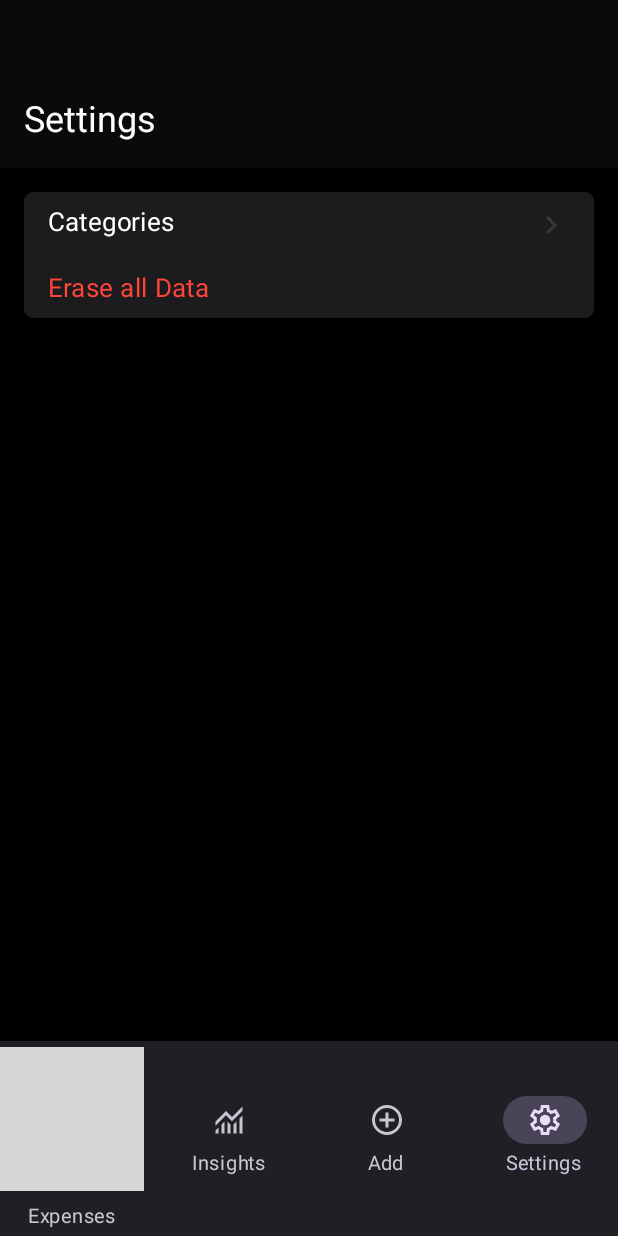
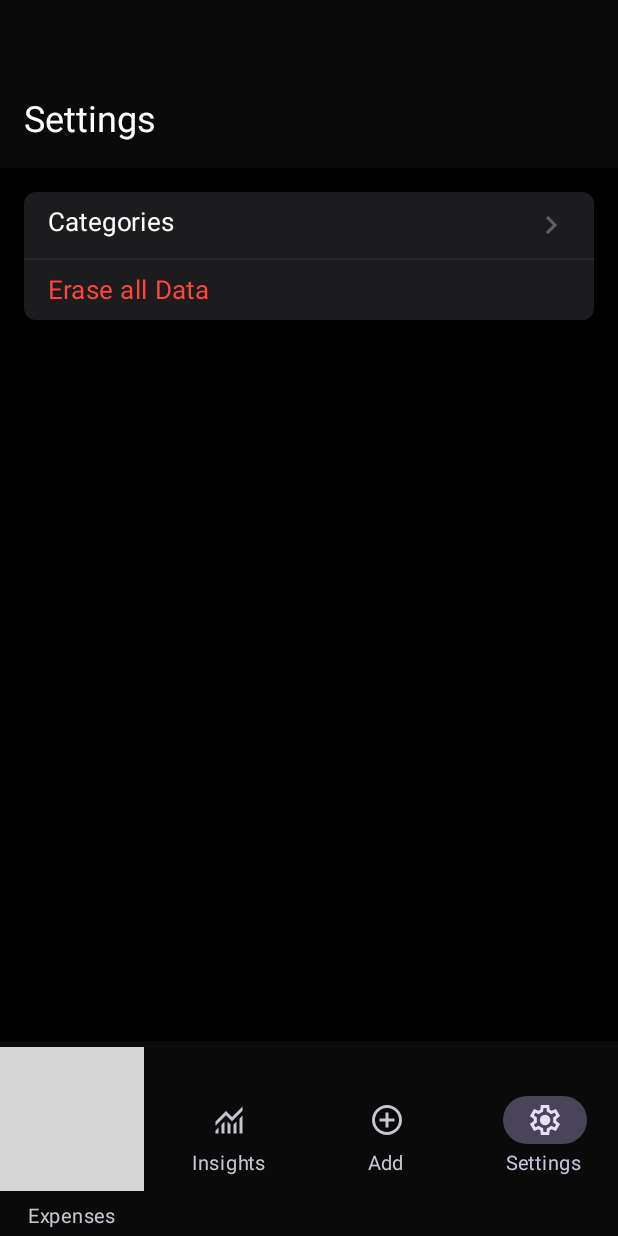
Before and after one commit to adshrs/MoneyManager, an Android app built with Jetpack Compose: the Settings screen opened through its navigation route, on a phone screen of 412 x 824 dp. Run offline under Robolectric (Android 15) with nearby library versions, the phone set to English and light mode, and no system bars; grey boxes are pictures that could not be loaded.

Commit message:
Settings screen done + some UI changes

```diff
--- a/app/src/main/java/com/example/moneymanager/MainActivity.kt
+++ b/app/src/main/java/com/example/moneymanager/MainActivity.kt
@@ -25,6 +25,7 @@ import androidx.navigation.compose.rememberNavController
 import com.example.moneymanager.pages.Expenses
 import com.example.moneymanager.pages.Settings
 import com.example.moneymanager.ui.theme.MoneyManagerTheme
+import com.example.moneymanager.ui.theme.TopAppBarBackground
 
 class MainActivity : ComponentActivity() {
 	override fun onCreate(savedInstanceState: Bundle?) {
@@ -44,7 +45,7 @@ class MainActivity : ComponentActivity() {
 
 				Scaffold(
 					bottomBar = {
-						NavigationBar {
+						NavigationBar(containerColor = TopAppBarBackground) {
 							NavigationBarItem(
 								selected = backStackEntry.value?.destination?.route == "expenses",
 								onClick = { navController.navigate("expenses") },
@@ -85,7 +86,7 @@ class MainActivity : ComponentActivity() {
 								}
 							)
 							NavigationBarItem(
-								selected = backStackEntry.value?.destination?.route == "settings",
+								selected = backStackEntry.value?.destination?.route?.startsWith("settings") ?: false,
 								onClick = { navController.navigate("settings") },
 								label = {
 									Text("Settings")
@@ -137,6 +138,15 @@ class MainActivity : ComponentActivity() {
 									Settings(navController = navController)
 								}
 							}
+							composable("settings/categories") {
+								Surface(
+									modifier = Modifier
+										.fillMaxSize()
+										.padding(innerPadding)
+								) {
+									Greeting("Categories")
+								}
+							}
 						}
 					}
 				)
--- a/app/src/main/java/com/example/moneymanager/components/TableRow.kt
+++ b/app/src/main/java/com/example/moneymanager/components/TableRow.kt
@@ -1,5 +1,6 @@
 package com.example.moneymanager.components
 
+import androidx.compose.foundation.clickable
 import androidx.compose.foundation.layout.Arrangement
 import androidx.compose.foundation.layout.Row
 import androidx.compose.foundation.layout.fillMaxWidth
@@ -16,12 +17,18 @@ import com.example.moneymanager.ui.theme.TextPrimary
 import com.example.moneymanager.ui.theme.Typography
 
 @Composable
-fun TableRow(label: String, hasArrow: Boolean = false, isDestructive: Boolean = false) {
+fun TableRow(
+	label: String,
+	onClick: (String) -> Unit,
+	hasArrow: Boolean = false,
+	isDestructive: Boolean = false
+) {
 	val textColor = if (isDestructive) Destructive else TextPrimary
 
 	Row(
 		modifier = Modifier
 			.fillMaxWidth()
+			.clickable { onClick(label) }
 			.padding(horizontal = 16.dp, vertical = 10.dp),
 		horizontalArrangement = Arrangement.SpaceBetween
 	) {
--- a/app/src/main/java/com/example/moneymanager/pages/Settings.kt
+++ b/app/src/main/java/com/example/moneymanager/pages/Settings.kt
@@ -5,6 +5,7 @@ import androidx.compose.foundation.layout.Column
 import androidx.compose.foundation.layout.fillMaxWidth
 import androidx.compose.foundation.layout.padding
 import androidx.compose.foundation.shape.RoundedCornerShape
+import androidx.compose.material3.Divider
 import androidx.compose.material3.ExperimentalMaterial3Api
 import androidx.compose.material3.MediumTopAppBar
 import androidx.compose.material3.Scaffold
@@ -17,6 +18,7 @@ import androidx.compose.ui.unit.dp
 import androidx.navigation.NavController
 import com.example.moneymanager.components.TableRow
 import com.example.moneymanager.ui.theme.BackgroundElevated
+import com.example.moneymanager.ui.theme.DividerColor
 import com.example.moneymanager.ui.theme.TopAppBarBackground
 
 @OptIn(ExperimentalMaterial3Api::class)
@@ -35,12 +37,15 @@ fun Settings(navController: NavController) {
 			Column(modifier = Modifier.padding(innerPadding)) {
 				Column(modifier = Modifier
 					.padding(16.dp)
-					.clip(RoundedCornerShape(6.dp))
+					.clip(RoundedCornerShape(8.dp))
 					.background(BackgroundElevated)
 					.fillMaxWidth()
 				) {
-					TableRow("Categories", hasArrow = true)
-					TableRow("Erase all Data", isDestructive = true)
+					TableRow("Categories", hasArrow = true, onClick = {
+						navController.navigate("settings/categories")
+					})
+					Divider(thickness = 1.dp, color = DividerColor)
+					TableRow("Erase all Data", isDestructive = true, onClick = {})
 				}
 			}
 		}
--- a/app/src/main/java/com/example/moneymanager/ui/theme/Color.kt
+++ b/app/src/main/java/com/example/moneymanager/ui/theme/Color.kt
@@ -10,5 +10,5 @@ val Primary = Color(0xFF0A84FF)
 val SystemGray04 = Color(0xFF3A3A3C)
 val BackgroundElevated = Color(0xFF1C1C1E)
 val TextSecondary = Color(0xFF8E8E93)
-val Divider = Color(0x20787880)
+val DividerColor = Color(0x20787880)
 val TopAppBarBackground = Color(0x5E1D1D1D)
--- a/app/src/main/java/com/example/moneymanager/ui/theme/Theme.kt
+++ b/app/src/main/java/com/example/moneymanager/ui/theme/Theme.kt
@@ -34,8 +34,6 @@ private val DarkColorScheme = darkColorScheme(
 @Composable
 fun MoneyManagerTheme(
 	darkTheme: Boolean = true,
-	// Dynamic color is available on Android 12+
-	dynamicColor: Boolean = true,
 	content: @Composable () -> Unit
 ) {
 	val colorScheme = when {
@@ -47,7 +45,7 @@ fun MoneyManagerTheme(
 	if (!view.isInEditMode) {
 		SideEffect {
 			val window = (view.context as Activity).window
-			window.statusBarColor = colorScheme.background.toArgb()
+			window.statusBarColor = TopAppBarBackground.toArgb()
 			window.navigationBarColor = colorScheme.background.toArgb()
 			WindowCompat.getInsetsController(window, view).isAppearanceLightStatusBars = !darkTheme
 		}
--- a/app/src/main/res/drawable/icon_chevron_right.xml
+++ b/app/src/main/res/drawable/icon_chevron_right.xml
@@ -4,6 +4,7 @@
     android:viewportWidth="960"
     android:viewportHeight="960">
   <path
-      android:fillColor="@color/label_tertiary"
+      android:fillColor="#EBEBF5"
+      android:fillAlpha="0.3"
       android:pathData="M504,480 L320,296l56,-56 240,240 -240,240 -56,-56 184,-184Z"/>
 </vector>
```
